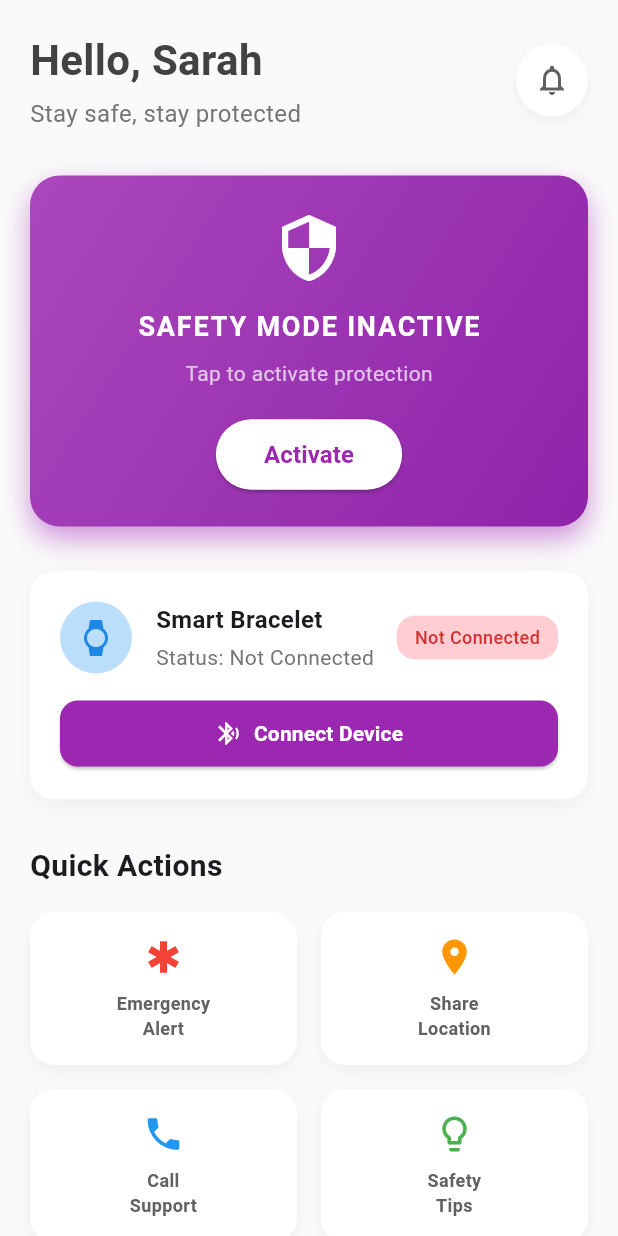
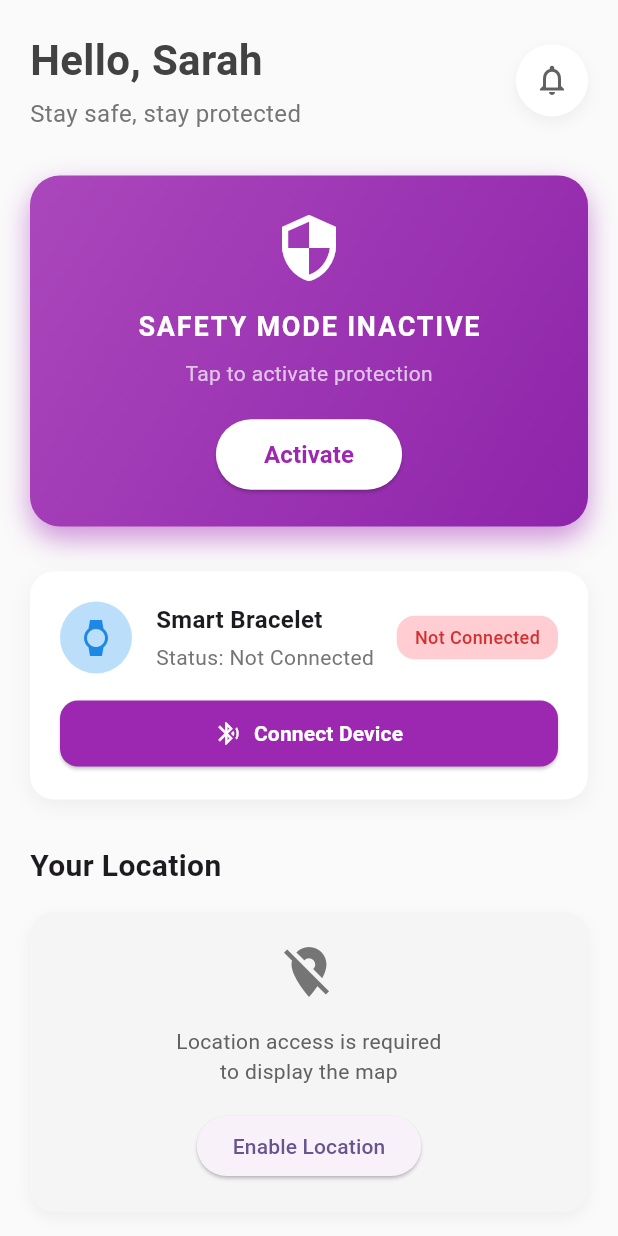
Before and after one commit to adityanandanx/nirbhay, a Flutter app: the HomeScreen screen opened directly, on a phone screen of 412 x 824 dp. Run offline on Flutter 3.47's test engine with Material 3 defaults, Android fonts, the phone set to English and light mode, and no system bars; our stand-ins replace firebase_auth, firebase_core, flutter_blue_plus, flutter_riverpod, geolocator, google_maps_flutter and 2 more; missing offline and left inert: another_telephony, flutter_phone_direct_caller; accounts and stored records are empty.

Commit message:
Add map functionality

```diff
--- a/flutter_app/lib/screens/dashboard/home_screen.dart
+++ b/flutter_app/lib/screens/dashboard/home_screen.dart
@@ -2,6 +2,7 @@ import 'package:flutter/material.dart';
 import 'package:flutter_riverpod/flutter_riverpod.dart';
 
 import '../../providers/app_providers.dart';
+import '../../widgets/location_map_section.dart';
 import '../../widgets/quick_actions_section.dart';
 import '../../widgets/safety_status_card.dart';
 import '../../widgets/sos_button.dart';
@@ -103,6 +104,10 @@ class _HomeScreenState extends ConsumerState<HomeScreen> {
               WearableStatusCard(onManageDevice: _navigateToBLEConnection),
               const SizedBox(height: 30),
 
+              // Location Map Section (new addition)
+              const LocationMapSection(),
+              const SizedBox(height: 30),
+
               // Quick Actions
               const QuickActionsSection(),
               const SizedBox(height: 30),
--- /dev/null
+++ b/flutter_app/lib/widgets/location_map_section.dart
@@ -0,0 +1,178 @@
+import 'dart:async';
+import 'package:flutter/material.dart';
+import 'package:google_maps_flutter/google_maps_flutter.dart';
+import 'package:geolocator/geolocator.dart';
+import 'package:flutter_riverpod/flutter_riverpod.dart';
+
+class LocationMapSection extends ConsumerStatefulWidget {
+  const LocationMapSection({super.key});
+
+  @override
+  ConsumerState<LocationMapSection> createState() => _LocationMapSectionState();
+}
+
+class _LocationMapSectionState extends ConsumerState<LocationMapSection> {
+  final Completer<GoogleMapController> _controller = Completer();
+  LatLng? _currentPosition;
+  bool _isLoading = true;
+  Set<Marker> _markers = {};
+
+  @override
+  void initState() {
+    super.initState();
+    _getCurrentLocation();
+  }
+
+  Future<void> _getCurrentLocation() async {
+    try {
+      // Check and request location permissions
+      bool serviceEnabled = await Geolocator.isLocationServiceEnabled();
+      if (!serviceEnabled) {
+        if (mounted) {
+          setState(() {
+            _isLoading = false;
+          });
+        }
+        return;
+      }
+
+      LocationPermission permission = await Geolocator.checkPermission();
+      if (permission == LocationPermission.denied) {
+        permission = await Geolocator.requestPermission();
+        if (permission == LocationPermission.denied) {
+          if (mounted) {
+            setState(() {
+              _isLoading = false;
+            });
+          }
+          return;
+        }
+      }
+
+      if (permission == LocationPermission.deniedForever) {
+        if (mounted) {
+          setState(() {
+            _isLoading = false;
+          });
+        }
+        return;
+      }
+
+      // Get current position using the updated approach without deprecated parameter
+      Position position = await Geolocator.getCurrentPosition(
+        locationSettings: const LocationSettings(
+          accuracy: LocationAccuracy.high,
+          timeLimit: Duration(seconds: 15),
+        ),
+      );
+
+      if (mounted) {
+        final latLng = LatLng(position.latitude, position.longitude);
+        setState(() {
+          _currentPosition = latLng;
+          _markers = {
+            Marker(
+              markerId: const MarkerId('currentLocation'),
+              position: latLng,
+              infoWindow: const InfoWindow(title: 'Current Location'),
+            ),
+          };
+          _isLoading = false;
+        });
+
+        _animateToCurrentLocation();
+      }
+    } catch (e) {
+      if (mounted) {
+        setState(() {
+          _isLoading = false;
+        });
+      }
+    }
+  }
+
+  Future<void> _animateToCurrentLocation() async {
+    if (_currentPosition != null && _controller.isCompleted) {
+      final GoogleMapController controller = await _controller.future;
+      controller.animateCamera(
+        CameraUpdate.newCameraPosition(
+          CameraPosition(target: _currentPosition!, zoom: 15),
+        ),
+      );
+    }
+  }
+
+  @override
+  Widget build(BuildContext context) {
+    return Column(
+      crossAxisAlignment: CrossAxisAlignment.start,
+      children: [
+        const Text(
+          'Your Location',
+          style: TextStyle(fontSize: 20, fontWeight: FontWeight.bold),
+        ),
+        const SizedBox(height: 16),
+        Container(
+          height: 200,
+          decoration: BoxDecoration(
+            borderRadius: BorderRadius.circular(16),
+            boxShadow: [
+              BoxShadow(
+                color: Colors.grey.shade200,
+                blurRadius: 8,
+                offset: const Offset(0, 4),
+              ),
+            ],
+          ),
+          clipBehavior: Clip.antiAlias,
+          child:
+              _isLoading
+                  ? const Center(child: CircularProgressIndicator())
+                  : _currentPosition == null
+                  ? _buildLocationAccessError()
+                  : GoogleMap(
+                    mapType: MapType.normal,
+                    initialCameraPosition: CameraPosition(
+                      target: _currentPosition!,
+                      zoom: 15,
+                    ),
+                    myLocationEnabled: true,
+                    myLocationButtonEnabled: true,
+                    zoomControlsEnabled: true,
+                    markers: _markers,
+                    onMapCreated: (GoogleMapController controller) {
+                      _controller.complete(controller);
+                    },
+                  ),
+        ),
+      ],
+    );
+  }
+
+  Widget _buildLocationAccessError() {
+    return Container(
+      color: Colors.grey[100],
+      child: Center(
+        child: Column(
+          mainAxisAlignment: MainAxisAlignment.center,
+          children: [
+            Icon(Icons.location_off, color: Colors.grey[600], size: 40),
+            const SizedBox(height: 16),
+            Text(
+              'Location access is required\nto display the map',
+              textAlign: TextAlign.center,
+              style: TextStyle(color: Colors.grey[700]),
+            ),
+            const SizedBox(height: 16),
+            ElevatedButton(
+              onPressed: () async {
+                await _getCurrentLocation();
+              },
+              child: const Text('Enable Location'),
+            ),
+          ],
+        ),
+      ),
+    );
+  }
+}
--- a/flutter_app/pubspec.yaml
+++ b/flutter_app/pubspec.yaml
@@ -49,6 +49,7 @@ dependencies:
   flutter_riverpod: ^2.5.1
   riverpod_annotation: ^2.3.5
   another_telephony: ^0.4.1
+  google_maps_flutter: ^2.12.3
 
 dev_dependencies:
   flutter_test:
```
Also changed, not shown: flutter_app/pubspec.lock, 2 other files.
